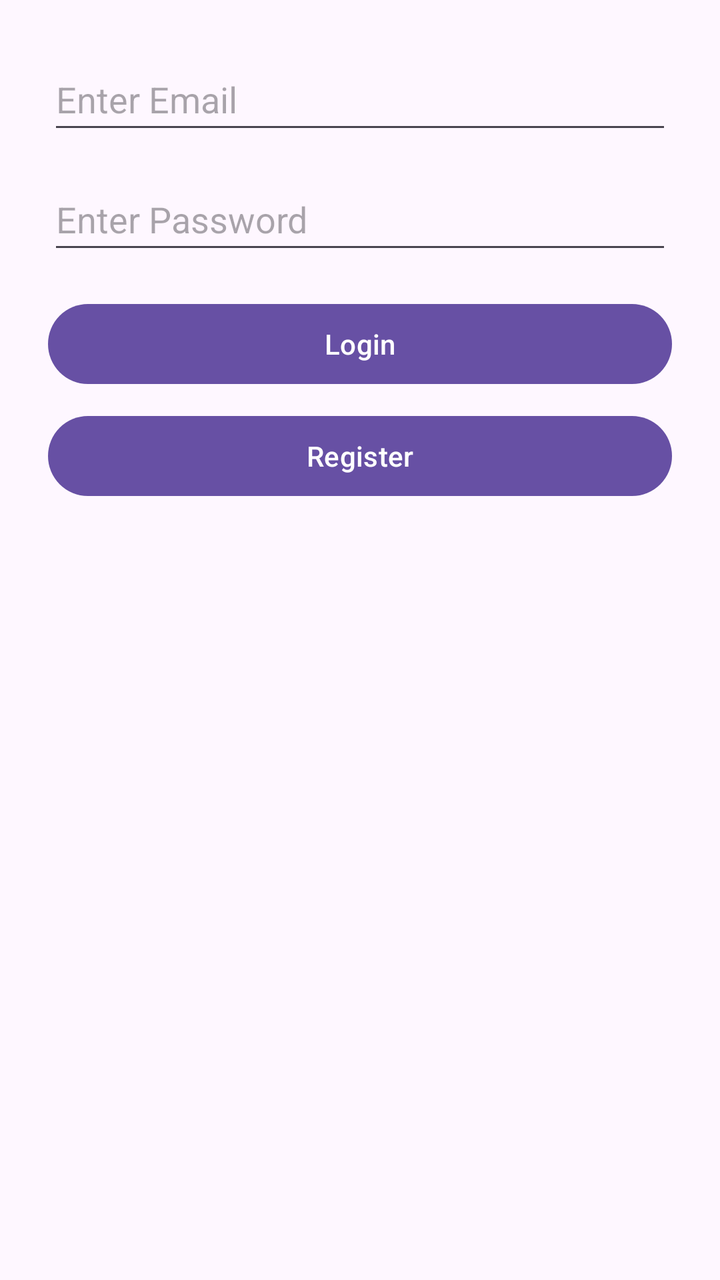
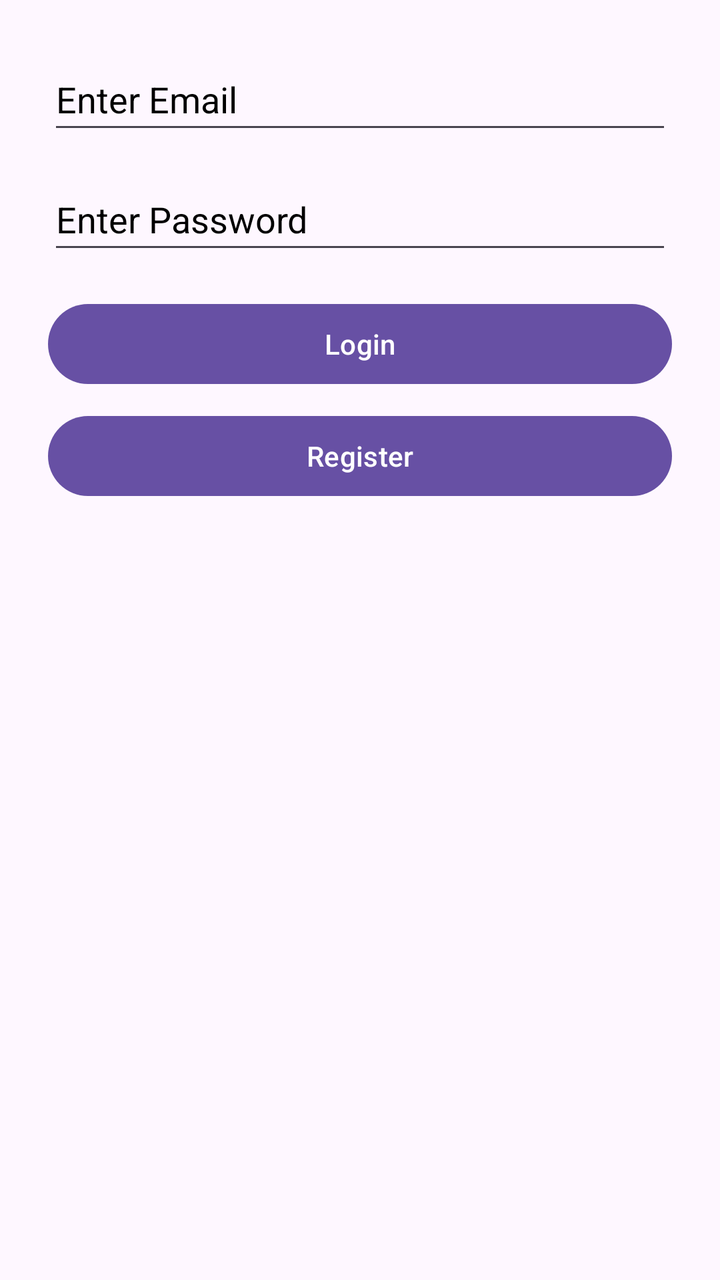

An Android layout rendered at two revisions. The XML below is the earlier revision; the diff shows what the commit changed to produce the second picture.
<!-- AndroidManifest.xml: application theme Theme.WhetherTracker -->
<!-- res/layout/activity_login.xml -->
<?xml version="1.0" encoding="utf-8"?>
<LinearLayout
    xmlns:android="http://schemas.android.com/apk/res/android"
    android:layout_width="match_parent"
    android:layout_height="match_parent"
    android:orientation="vertical"
    android:padding="24dp">

    <EditText
        android:id="@+id/emailEt"
        android:layout_width="match_parent"
        android:layout_height="wrap_content"
        android:hint="Enter Email"
        android:inputType="textEmailAddress"
        android:minHeight="48dp" />

    <EditText
        android:id="@+id/passwordEt"
        android:layout_width="match_parent"
        android:layout_height="wrap_content"
        android:layout_marginTop="12dp"
        android:hint="Enter Password"
        android:inputType="textPassword"
        android:minHeight="48dp" />

    <Button
        android:id="@+id/loginBtn"
        android:layout_width="match_parent"
        android:layout_height="wrap_content"
        android:text="Login"
        android:layout_marginTop="16dp" />

    <Button
        android:id="@+id/registerBtn"
        android:layout_width="match_parent"
        android:layout_height="wrap_content"
        android:text="Register"
        android:layout_marginTop="8dp"/>
</LinearLayout>
<!-- resources referenced by this layout -->
<resources>
  <style name="Theme.WhetherTracker" parent="Base.Theme.WhetherTracker">
          <item name="android:windowTranslucentStatus">true
          </item>
      </style>
  <style name="Base.Theme.WhetherTracker" parent="Theme.Material3.DayNight.NoActionBar">
          
          
      </style>
</resources>

<!-- the commit's change to res/layout/activity_login.xml (unified diff, before → after) -->
@@ -12,7 +12,9 @@
         android:layout_height="wrap_content"
         android:hint="Enter Email"
         android:inputType="textEmailAddress"
-        android:minHeight="48dp" />
+        android:minHeight="48dp"
+        android:textColor="@color/black"
+        android:textColorHint="@color/black" />
 
     <EditText
         android:id="@+id/passwordEt"
@@ -21,7 +23,9 @@
         android:layout_marginTop="12dp"
         android:hint="Enter Password"
         android:inputType="textPassword"
-        android:minHeight="48dp" />
+        android:minHeight="48dp"
+        android:textColor="@color/black"
+        android:textColorHint="@color/black" />
 
     <Button
         android:id="@+id/loginBtn"
<!-- resource entries referenced after the edit -->
@@ -1,5 +1,6 @@
 <!-- resources referenced by this layout -->
 <resources>
+  <color name="black">#FF000000</color>
   <style name="Theme.WhetherTracker" parent="Base.Theme.WhetherTracker">
           <item name="android:windowTranslucentStatus">true
           </item>
